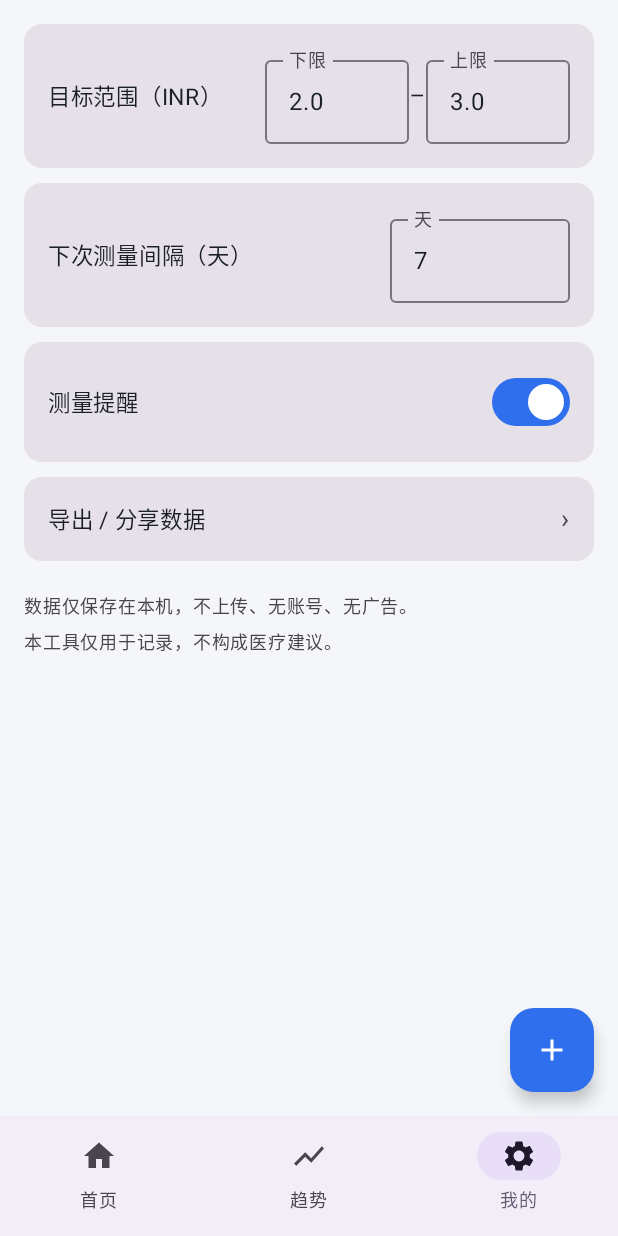
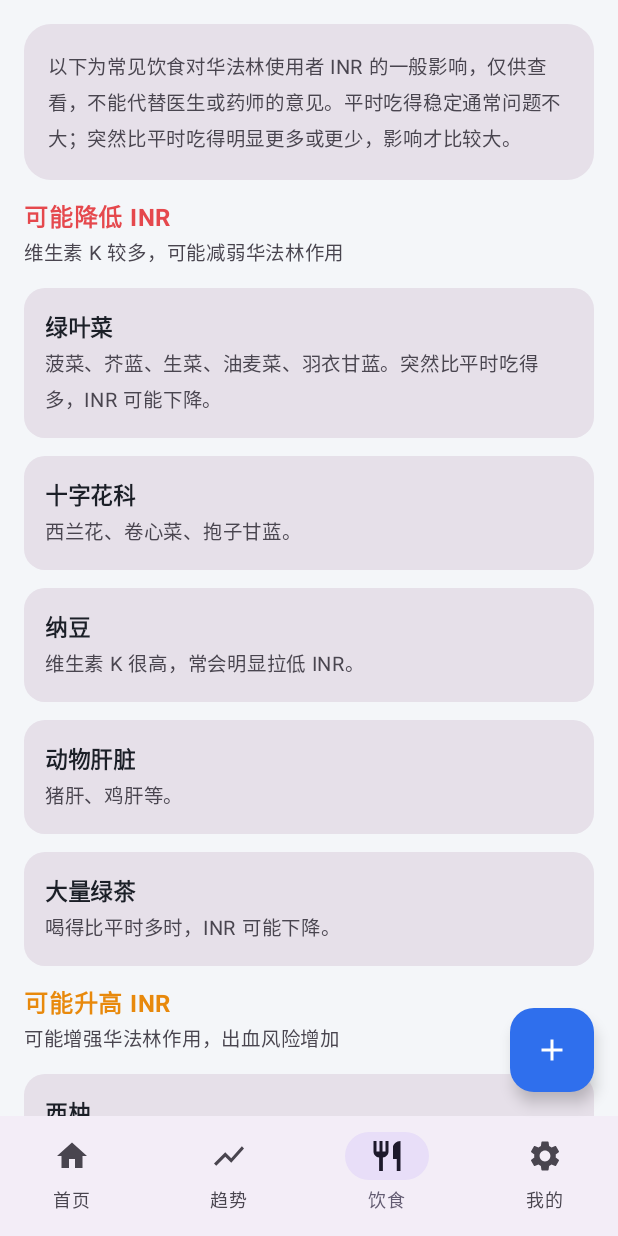
Before and after one commit to JsunDmer/ningwen, an Android app built with Jetpack Compose: the screen it shows after launch (MainActivity), item 3 of the bottom bar chosen, on a phone screen of 412 x 824 dp. Run offline under Robolectric (Android 15) with nearby library versions, the phone set to English and light mode, and no system bars; our stand-ins replace Room's generated code; 1 statement that could not run was skipped.

Commit message:
feat: 用量支持隔日文本，新增饮食参考页
华法林用量改为自由文本以便记录 1.25/1.5；底部增加饮食栏说明可能升降 INR 的食物类型。版本升至 1.0.3。

Co-authored-by: Cursor <cursoragent@cursor.com>

```diff
--- a/app/build.gradle.kts
+++ b/app/build.gradle.kts
@@ -14,8 +14,8 @@ android {
     applicationId = "com.jsundmer.ningwen"
     minSdk = 26
     targetSdk = 34
-    versionCode = 3
-    versionName = "1.0.2"
+    versionCode = 4
+    versionName = "1.0.3"
   }
 
   signingConfigs {
--- a/app/src/main/java/com/jsundmer/ningwen/data/Record.kt
+++ b/app/src/main/java/com/jsundmer/ningwen/data/Record.kt
@@ -8,6 +8,6 @@ data class Record(
   @PrimaryKey(autoGenerate = true) val id: Long = 0,
   val value: Double,
   val measuredAt: Long,
-  val doseTabs: Double? = null,
+  val doseTabs: String? = null,
   val note: String? = null,
 )
--- /dev/null
+++ b/app/src/main/java/com/jsundmer/ningwen/domain/DietCatalog.kt
@@ -0,0 +1,44 @@
+package com.jsundmer.ningwen.domain
+
+enum class InrDietEffect { LOWER, RAISE }
+
+data class DietItem(val name: String, val detail: String)
+
+data class DietGroup(
+  val effect: InrDietEffect,
+  val title: String,
+  val summary: String,
+  val items: List<DietItem>,
+)
+
+object DietCatalog {
+  const val DISCLAIMER =
+    "以下为常见饮食对华法林使用者 INR 的一般影响，仅供查看，不能代替医生或药师的意见。平时吃得稳定通常问题不大；突然比平时吃得明显更多或更少，影响才比较大。"
+
+  val groups: List<DietGroup> = listOf(
+    DietGroup(
+      effect = InrDietEffect.LOWER,
+      title = "可能降低 INR",
+      summary = "维生素 K 较多，可能减弱华法林作用",
+      items = listOf(
+        DietItem("绿叶菜", "菠菜、芥蓝、生菜、油麦菜、羽衣甘蓝。突然比平时吃得多，INR 可能下降。"),
+        DietItem("十字花科", "西兰花、卷心菜、抱子甘蓝。"),
+        DietItem("纳豆", "维生素 K 很高，常会明显拉低 INR。"),
+        DietItem("动物肝脏", "猪肝、鸡肝等。"),
+        DietItem("大量绿茶", "喝得比平时多时，INR 可能下降。"),
+      ),
+    ),
+    DietGroup(
+      effect = InrDietEffect.RAISE,
+      title = "可能升高 INR",
+      summary = "可能增强华法林作用，出血风险增加",
+      items = listOf(
+        DietItem("西柚", "葡萄柚和葡萄柚汁也算，可能让 INR 升高。"),
+        DietItem("蔓越莓", "大量果实或果汁。"),
+        DietItem("芒果", "有报告称可能升高 INR。"),
+        DietItem("大量饮酒", "尤其是比平时喝得更多。"),
+        DietItem("大蒜、生姜、鱼油、银杏", "量大时可能增强抗凝作用。"),
+      ),
+    ),
+  )
+}
--- a/app/src/main/java/com/jsundmer/ningwen/ui/App.kt
+++ b/app/src/main/java/com/jsundmer/ningwen/ui/App.kt
@@ -6,6 +6,7 @@ import androidx.compose.foundation.layout.padding
 import androidx.compose.material.icons.Icons
 import androidx.compose.material.icons.filled.Add
 import androidx.compose.material.icons.filled.Home
+import androidx.compose.material.icons.filled.Restaurant
 import androidx.compose.material.icons.filled.Settings
 import androidx.compose.material.icons.filled.ShowChart
 import androidx.compose.material3.AlertDialog
@@ -27,17 +28,19 @@ import androidx.compose.ui.graphics.vector.ImageVector
 import androidx.lifecycle.compose.collectAsStateWithLifecycle
 import androidx.lifecycle.viewmodel.compose.viewModel
 import com.jsundmer.ningwen.data.Record
+import com.jsundmer.ningwen.ui.diet.DietScreen
 import com.jsundmer.ningwen.ui.export.ExportSheet
 import com.jsundmer.ningwen.ui.home.HomeScreen
 import com.jsundmer.ningwen.ui.record.RecordSheet
 import com.jsundmer.ningwen.ui.settings.SettingsScreen
 import com.jsundmer.ningwen.ui.trend.TrendScreen
 
-enum class Tab(val label: String) { HOME("首页"), TREND("趋势"), SETTINGS("我的") }
+enum class Tab(val label: String) { HOME("首页"), TREND("趋势"), DIET("饮食"), SETTINGS("我的") }
 
 private fun tabIcon(tab: Tab): ImageVector = when (tab) {
   Tab.HOME -> Icons.Filled.Home
   Tab.TREND -> Icons.Filled.ShowChart
+  Tab.DIET -> Icons.Filled.Restaurant
   Tab.SETTINGS -> Icons.Filled.Settings
 }
 
@@ -75,6 +78,7 @@ fun App(vm: NingwenViewModel = viewModel()) {
       when (tab) {
         Tab.HOME -> HomeScreen(records, settings, onDelete = { pendingDelete = it })
         Tab.TREND -> TrendScreen(records, settings)
+        Tab.DIET -> DietScreen()
         Tab.SETTINGS -> SettingsScreen(
           settings = settings,
           onRange = vm::updateTargetRange,
--- a/app/src/main/java/com/jsundmer/ningwen/ui/NingwenViewModel.kt
+++ b/app/src/main/java/com/jsundmer/ningwen/ui/NingwenViewModel.kt
@@ -20,7 +20,7 @@ class NingwenViewModel(app: Application) : AndroidViewModel(app) {
   val settings: StateFlow<Settings> =
     repo.settings.stateIn(viewModelScope, SharingStarted.WhileSubscribed(5_000), Settings())
 
-  fun add(value: Double, measuredAt: Long, doseTabs: Double?, note: String?) = viewModelScope.launch {
+  fun add(value: Double, measuredAt: Long, doseTabs: String?, note: String?) = viewModelScope.launch {
     repo.addRecord(Record(value = value, measuredAt = measuredAt, doseTabs = doseTabs, note = note))
   }
 
--- /dev/null
+++ b/app/src/main/java/com/jsundmer/ningwen/ui/diet/DietScreen.kt
@@ -0,0 +1,68 @@
+package com.jsundmer.ningwen.ui.diet
+
+import androidx.compose.foundation.layout.Arrangement
+import androidx.compose.foundation.layout.Column
+import androidx.compose.foundation.layout.PaddingValues
+import androidx.compose.foundation.layout.fillMaxWidth
+import androidx.compose.foundation.layout.padding
+import androidx.compose.foundation.lazy.LazyColumn
+import androidx.compose.foundation.lazy.items
+import androidx.compose.foundation.shape.RoundedCornerShape
+import androidx.compose.material3.Card
+import androidx.compose.material3.MaterialTheme
+import androidx.compose.material3.Text
+import androidx.compose.runtime.Composable
+import androidx.compose.ui.Modifier
+import androidx.compose.ui.graphics.Color
+import androidx.compose.ui.text.font.FontWeight
+import androidx.compose.ui.unit.dp
+import androidx.compose.ui.unit.sp
+import com.jsundmer.ningwen.domain.DietCatalog
+import com.jsundmer.ningwen.domain.DietGroup
+import com.jsundmer.ningwen.domain.InrDietEffect
+import com.jsundmer.ningwen.ui.theme.Bad
+import com.jsundmer.ningwen.ui.theme.Warn
+
+@Composable
+fun DietScreen() {
+  LazyColumn(
+    modifier = Modifier.fillMaxWidth(),
+    contentPadding = PaddingValues(start = 16.dp, top = 16.dp, end = 16.dp, bottom = 88.dp),
+    verticalArrangement = Arrangement.spacedBy(12.dp),
+  ) {
+    item {
+      Card(shape = RoundedCornerShape(18.dp), modifier = Modifier.fillMaxWidth()) {
+        Text(
+          DietCatalog.DISCLAIMER,
+          modifier = Modifier.padding(16.dp),
+          color = MaterialTheme.colorScheme.onSurfaceVariant,
+          fontSize = 13.sp,
+        )
+      }
+    }
+    DietCatalog.groups.forEach { group ->
+      item { GroupHeader(group) }
+      items(group.items, key = { it.name }) { item ->
+        Card(shape = RoundedCornerShape(14.dp), modifier = Modifier.fillMaxWidth()) {
+          Column(Modifier.padding(14.dp)) {
+            Text(item.name, fontWeight = FontWeight.Bold, fontSize = 15.sp)
+            Text(item.detail, color = MaterialTheme.colorScheme.onSurfaceVariant, fontSize = 13.sp)
+          }
+        }
+      }
+    }
+  }
+}
+
+@Composable
+private fun GroupHeader(group: DietGroup) {
+  Column {
+    Text(group.title, fontWeight = FontWeight.Bold, fontSize = 16.sp, color = effectColor(group.effect))
+    Text(group.summary, color = MaterialTheme.colorScheme.onSurfaceVariant, fontSize = 13.sp)
+  }
+}
+
+private fun effectColor(effect: InrDietEffect): Color = when (effect) {
+  InrDietEffect.LOWER -> Bad
+  InrDietEffect.RAISE -> Warn
+}
```
Also changed, not shown: app/src/main/java/com/jsundmer/ningwen/data/NingwenDatabase.kt (+45 -2 lines), app/src/main/java/com/jsundmer/ningwen/domain/DoseText.kt (added, +11 -0 lines), app/src/main/java/com/jsundmer/ningwen/domain/InrInput.kt (added, +14 -0 lines), app/src/main/java/com/jsundmer/ningwen/domain/RecordCsv.kt (added, +11 -0 lines), app/src/main/java/com/jsundmer/ningwen/ui/export/ExportSheet.kt (+3 -5 lines), app/src/main/java/com/jsundmer/ningwen/ui/record/RecordSheet.kt (+11 -8 lines), 6 other files.
